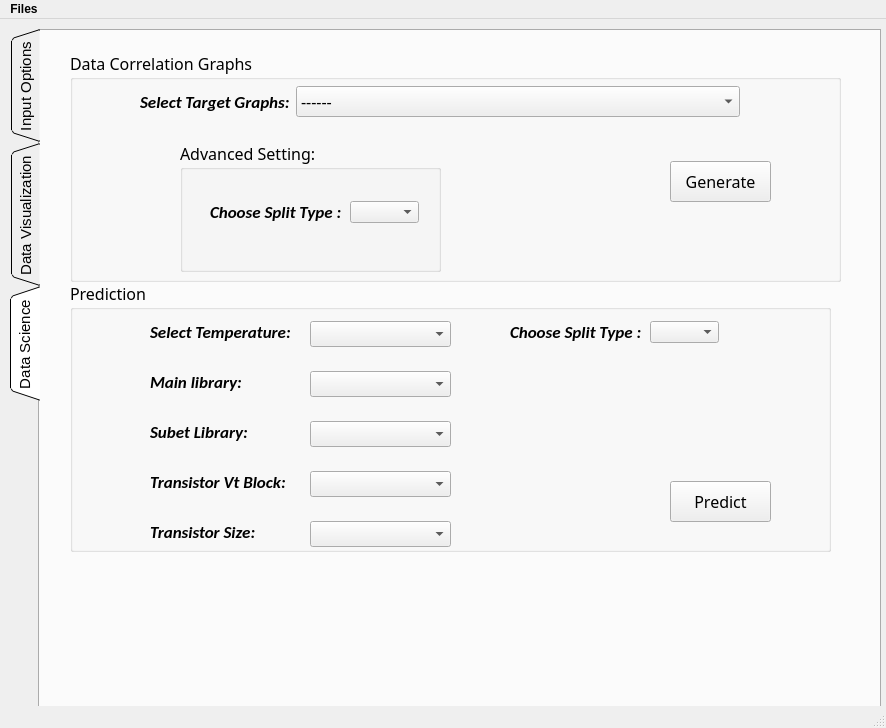
Old version of the form Visualization/gui/vis.ui in the repository tanyuzhuo/arm.
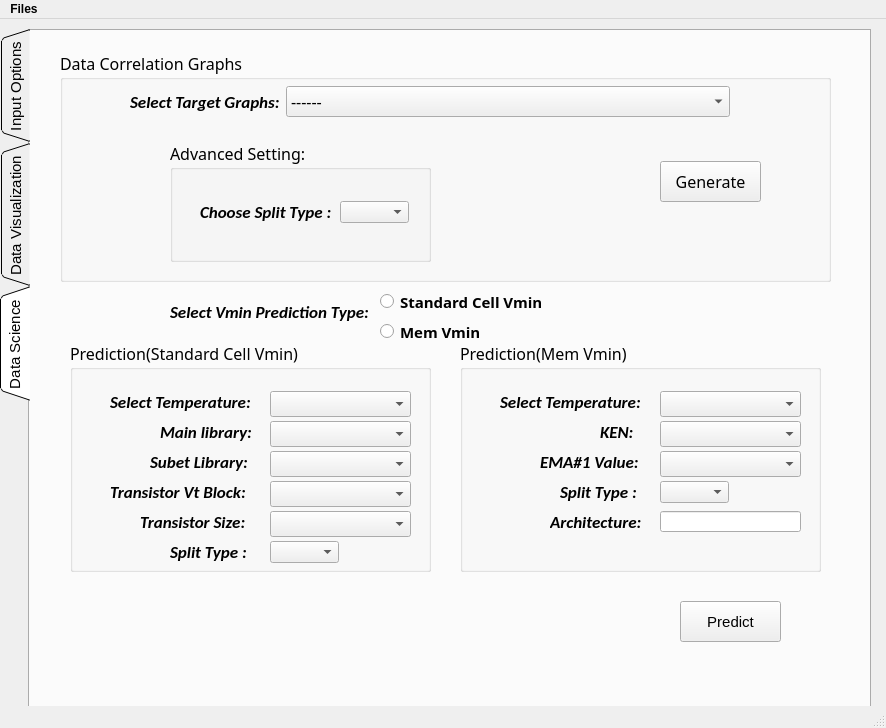
New version of the form. The open tabs and pages were chosen to show the change. Icons and pictures are not drawn.

Patch:
```diff
--- a/Visualization/gui/vis.ui
+++ b/Visualization/gui/vis.ui
@@ -20,7 +20,7 @@
    <widget class="QTabWidget" name="tabWidget">
     <property name="geometry">
      <rect>
-      <x>10</x>
+      <x>0</x>
       <y>10</y>
       <width>871</width>
       <height>691</height>
@@ -1135,7 +1135,7 @@
          <x>110</x>
          <y>90</y>
          <width>261</width>
-         <height>131</height>
+         <height>121</height>
         </rect>
        </property>
        <property name="title">
@@ -1178,10 +1178,10 @@
      <widget class="QGroupBox" name="groupBox_7">
       <property name="geometry">
        <rect>
-        <x>30</x>
-        <y>250</y>
-        <width>761</width>
-        <height>271</height>
+        <x>40</x>
+        <y>310</y>
+        <width>361</width>
+        <height>231</height>
        </rect>
       </property>
       <property name="font">
@@ -1191,13 +1191,13 @@
        </font>
       </property>
       <property name="title">
-       <string>Prediction</string>
+       <string>Prediction(Standard Cell Vmin)</string>
       </property>
       <widget class="QComboBox" name="comboBox_Temp_P">
        <property name="geometry">
         <rect>
-         <x>240</x>
-         <y>40</y>
+         <x>200</x>
+         <y>50</y>
          <width>141</width>
          <height>26</height>
         </rect>
@@ -1206,8 +1206,8 @@
       <widget class="QLabel" name="label_Temp_3">
        <property name="geometry">
         <rect>
-         <x>80</x>
-         <y>40</y>
+         <x>40</x>
+         <y>50</y>
          <width>140</width>
          <height>21</height>
         </rect>
@@ -1228,8 +1228,8 @@
       <widget class="QComboBox" name="comboBox_Mainlib">
        <property name="geometry">
         <rect>
-         <x>240</x>
-         <y>90</y>
+         <x>200</x>
+         <y>80</y>
          <width>141</width>
          <height>26</height>
         </rect>
@@ -1238,9 +1238,9 @@
       <widget class="QLabel" name="label_Temp_10">
        <property name="geometry">
         <rect>
-         <x>80</x>
-         <y>90</y>
-         <width>140</width>
+         <x>90</x>
+         <y>80</y>
+         <width>101</width>
          <height>21</height>
         </rect>
        </property>
@@ -1261,8 +1261,8 @@
        <property name="geometry">
         <rect>
          <x>80</x>
-         <y>140</y>
-         <width>140</width>
+         <y>110</y>
+         <width>101</width>
          <height>21</height>
         </rect>
        </property>
@@ -1282,8 +1282,8 @@
       <widget class="QComboBox" name="comboBox_Sublib">
        <property name="geometry">
         <rect>
-         <x>240</x>
-         <y>140</y>
+         <x>200</x>
+         <y>110</y>
          <width>141</width>
          <height>26</height>
         </rect>
@@ -1292,8 +1292,8 @@
       <widget class="QLabel" name="label_Temp_12">
        <property name="geometry">
         <rect>
-         <x>80</x>
-         <y>190</y>
+         <x>40</x>
+         <y>140</y>
          <width>140</width>
          <height>21</height>
         </rect>
@@ -1314,8 +1314,8 @@
       <widget class="QComboBox" name="comboBox_Vt">
        <property name="geometry">
         <rect>
-         <x>240</x>
-         <y>190</y>
+         <x>200</x>
+         <y>140</y>
          <width>141</width>
          <height>26</height>
         </rect>
@@ -1324,8 +1324,8 @@
       <widget class="QComboBox" name="comboBox_Size">
        <property name="geometry">
         <rect>
-         <x>240</x>
-         <y>240</y>
+         <x>200</x>
+         <y>170</y>
          <width>141</width>
          <height>26</height>
         </rect>
@@ -1339,9 +1339,9 @@
       <widget class="QLabel" name="label_Temp_13">
        <property name="geometry">
         <rect>
-         <x>80</x>
-         <y>240</y>
-         <width>140</width>
+         <x>70</x>
+         <y>170</y>
+         <width>111</width>
          <height>21</height>
         </rect>
        </property>
@@ -1358,24 +1358,11 @@
         <string>Transistor Size:</string>
        </property>
       </widget>
-      <widget class="QPushButton" name="pushButton_5">
-       <property name="geometry">
-        <rect>
-         <x>600</x>
-         <y>200</y>
-         <width>101</width>
-         <height>41</height>
-        </rect>
-       </property>
-       <property name="text">
-        <string>Predict</string>
-       </property>
-      </widget>
       <widget class="QComboBox" name="comboBox_SP">
        <property name="geometry">
         <rect>
-         <x>580</x>
-         <y>40</y>
+         <x>200</x>
+         <y>200</y>
          <width>69</width>
          <height>22</height>
         </rect>
@@ -1384,9 +1371,9 @@
       <widget class="QLabel" name="label_Lib_10">
        <property name="geometry">
         <rect>
-         <x>440</x>
-         <y>40</y>
-         <width>131</width>
+         <x>100</x>
+         <y>200</y>
+         <width>81</width>
          <height>21</height>
         </rect>
        </property>
@@ -1400,15 +1387,15 @@
         </font>
        </property>
        <property name="text">
-        <string>Choose Split Type :</string>
+        <string>Split Type :</string>
        </property>
       </widget>
      </widget>
      <widget class="QLabel" name="label_9">
       <property name="geometry">
        <rect>
-        <x>10</x>
-        <y>520</y>
+        <x>0</x>
+        <y>530</y>
         <width>241</width>
         <height>151</height>
        </rect>
@@ -1420,6 +1407,261 @@
        <string/>
       </property>
      </widget>
+     <widget class="QPushButton" name="pushButton_5">
+      <property name="geometry">
+       <rect>
+        <x>650</x>
+        <y>570</y>
+        <width>101</width>
+        <height>41</height>
+       </rect>
+      </property>
+      <property name="text">
+       <string>Predict</string>
+      </property>
+     </widget>
+     <widget class="QGroupBox" name="groupBox_Pmem">
+      <property name="geometry">
+       <rect>
+        <x>430</x>
+        <y>310</y>
+        <width>361</width>
+        <height>231</height>
+       </rect>
+      </property>
+      <property name="font">
+       <font>
+        <family>DINPro-Regular</family>
+        <pointsize>12</pointsize>
+       </font>
+      </property>
+      <property name="title">
+       <string>Prediction(Mem Vmin)</string>
+      </property>
+      <widget class="QComboBox" name="comboBox_Temp_P_2">
+       <property name="geometry">
+        <rect>
+         <x>200</x>
+         <y>50</y>
+         <width>141</width>
+         <height>26</height>
+        </rect>
+       </property>
+      </widget>
+      <widget class="QLabel" name="label_Temp_7">
+       <property name="geometry">
+        <rect>
+         <x>40</x>
+         <y>50</y>
+         <width>140</width>
+         <height>21</height>
+        </rect>
+       </property>
+       <property name="font">
+        <font>
+         <family>Calibri</family>
+         <pointsize>13</pointsize>
+         <weight>75</weight>
+         <italic>true</italic>
+         <bold>true</bold>
+        </font>
+       </property>
+       <property name="text">
+        <string>Select Temperature:</string>
+       </property>
+      </widget>
+      <widget class="QComboBox" name="comboBox_KEN">
+       <property name="geometry">
+        <rect>
+         <x>200</x>
+         <y>80</y>
+         <width>141</width>
+         <height>26</height>
+        </rect>
+       </property>
+      </widget>
+      <widget class="QLabel" name="label_Temp_14">
+       <property name="geometry">
+        <rect>
+         <x>140</x>
+         <y>80</y>
+         <width>41</width>
+         <height>21</height>
+        </rect>
+       </property>
+       <property name="font">
+        <font>
+         <family>Calibri</family>
+         <pointsize>13</pointsize>
+         <weight>75</weight>
+         <italic>true</italic>
+         <bold>true</bold>
+        </font>
+       </property>
+       <property name="text">
+        <string>KEN:</string>
+       </property>
+      </widget>
+      <widget class="QLabel" name="label_Temp_15">
+       <property name="geometry">
+        <rect>
+         <x>80</x>
+         <y>110</y>
+         <width>101</width>
+         <height>21</height>
+        </rect>
+       </property>
+       <property name="font">
+        <font>
+         <family>Calibri</family>
+         <pointsize>13</pointsize>
+         <weight>75</weight>
+         <italic>true</italic>
+         <bold>true</bold>
+        </font>
+       </property>
+       <property name="text">
+        <string>EMA#1 Value:</string>
+       </property>
+      </widget>
+      <widget class="QComboBox" name="comboBox_EMA1">
+       <property name="geometry">
+        <rect>
+         <x>200</x>
+         <y>110</y>
+         <width>141</width>
+         <height>26</height>
+        </rect>
+       </property>
+      </widget>
+      <widget class="QComboBox" name="comboBox_SP_2">
+       <property name="geometry">
+        <rect>
+         <x>200</x>
+         <y>140</y>
+         <width>69</width>
+         <height>22</height>
+        </rect>
+       </property>
+      </widget>
+      <widget class="QLabel" name="label_Lib_11">
+       <property name="geometry">
+        <rect>
+         <x>100</x>
+         <y>140</y>
+         <width>81</width>
+         <height>21</height>
+        </rect>
+       </property>
+       <property name="font">
+        <font>
+         <family>Calibri</family>
+         <pointsize>13</pointsize>
+         <weight>75</weight>
+         <italic>true</italic>
+         <bold>true</bold>
+        </font>
+       </property>
+       <property name="text">
+        <string>Split Type :</string>
+       </property>
+      </widget>
+      <widget class="QLabel" name="label_Lib_12">
+       <property name="geometry">
+        <rect>
+         <x>90</x>
+         <y>170</y>
+         <width>91</width>
+         <height>21</height>
+        </rect>
+       </property>
+       <property name="font">
+        <font>
+         <family>Calibri</family>
+         <pointsize>13</pointsize>
+         <weight>75</weight>
+         <italic>true</italic>
+         <bold>true</bold>
+        </font>
+       </property>
+       <property name="text">
+        <string>Architecture:</string>
+       </property>
+      </widget>
+      <widget class="QLineEdit" name="lineEdit">
+       <property name="geometry">
+        <rect>
+         <x>200</x>
+         <y>170</y>
+         <width>141</width>
+         <height>21</height>
+        </rect>
+       </property>
+      </widget>
+     </widget>
+     <widget class="QLabel" name="label_Temp_8">
+      <property name="geometry">
+       <rect>
+        <x>140</x>
+        <y>270</y>
+        <width>201</width>
+        <height>21</height>
+       </rect>
+      </property>
+      <property name="font">
+       <font>
+        <family>Calibri</family>
+        <pointsize>13</pointsize>
+        <weight>75</weight>
+        <italic>true</italic>
+        <bold>true</bold>
+       </font>
+      </property>
+      <property name="text">
+       <string>Select Vmin Prediction Type:</string>
+      </property>
+     </widget>
+     <widget class="QRadioButton" name="radioButton_SC">
+      <property name="geometry">
+       <rect>
+        <x>350</x>
+        <y>260</y>
+        <width>161</width>
+        <height>21</height>
+       </rect>
+      </property>
+      <property name="font">
+       <font>
+        <family>DINPro-Regular</family>
+        <weight>75</weight>
+        <italic>false</italic>
+        <bold>true</bold>
+       </font>
+      </property>
+      <property name="text">
+       <string>Standard Cell Vmin</string>
+      </property>
+     </widget>
+     <widget class="QRadioButton" name="radioButton_Mem">
+      <property name="geometry">
+       <rect>
+        <x>350</x>
+        <y>290</y>
+        <width>101</width>
+        <height>21</height>
+       </rect>
+      </property>
+      <property name="font">
+       <font>
+        <family>DINPro-Regular</family>
+        <weight>75</weight>
+        <bold>true</bold>
+       </font>
+      </property>
+      <property name="text">
+       <string>Mem Vmin</string>
+      </property>
+     </widget>
     </widget>
    </widget>
   </widget>
```
Left out of the diff: 32 changed lines with no effect on the pictures.
